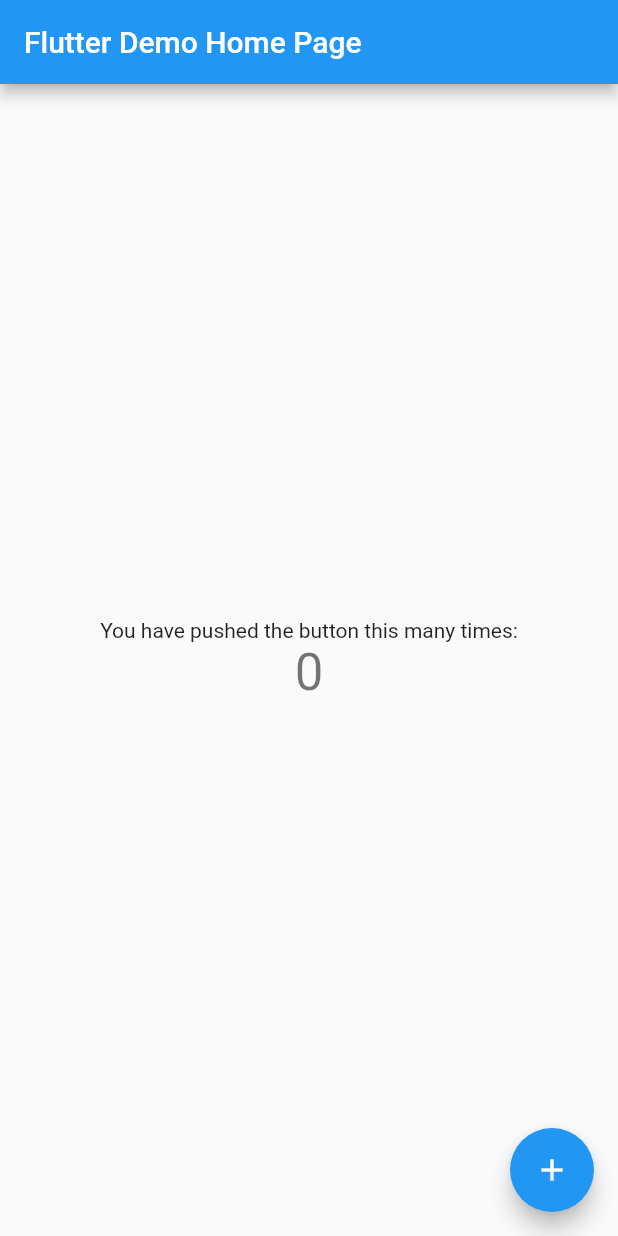
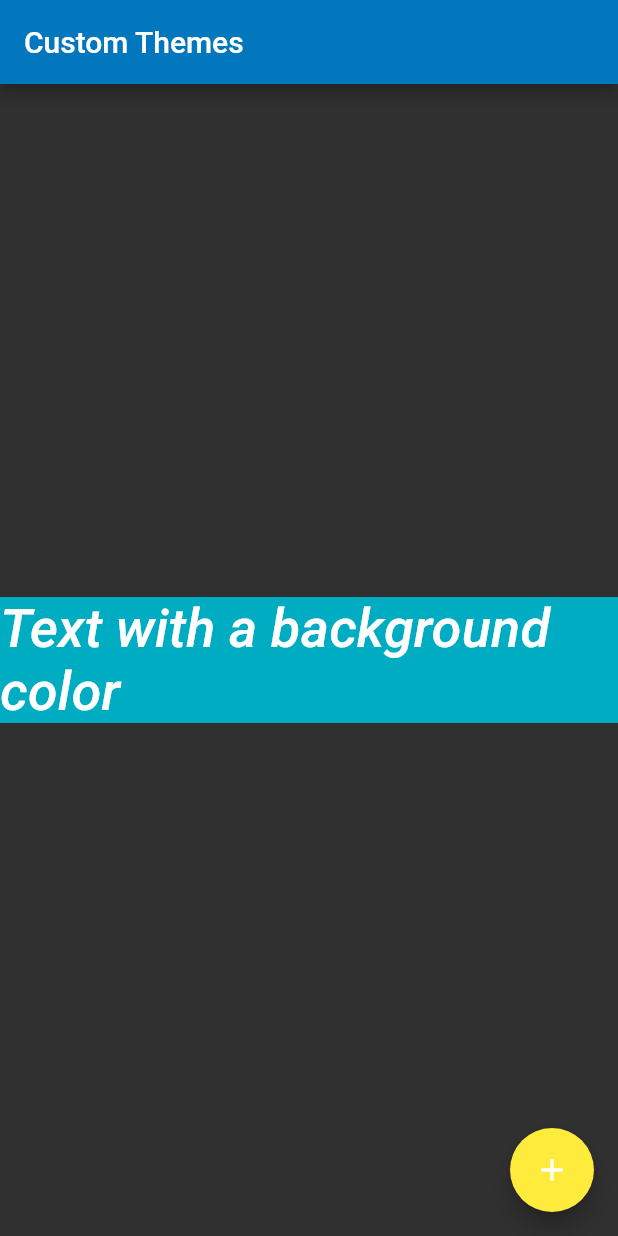
Before and after one commit to nabeshun0/use_theme_data_sample, a Flutter app: the screen it shows after launch, on a phone screen of 412 x 824 dp. Run offline on Flutter 3.47's test engine with Material 2 defaults, Android fonts, the phone set to English and light mode, and no system bars; Roboto replaces fonts that are missing (Georgia).

Commit message:
Add: using a theme

```diff
--- a/lib/main.dart
+++ b/lib/main.dart
@@ -5,40 +5,30 @@
 }
 
 class MyApp extends StatelessWidget {
-  // This widget is the root of your application.
+  final appName = 'Custom Themes';
+
   @override
   Widget build(BuildContext context) {
     return MaterialApp(
-      title: 'Flutter Demo',
+      title: appName,
       theme: ThemeData(
-        // This is the theme of your application.
-        //
-        // Try running your application with "flutter run". You'll see the
-        // application has a blue toolbar. Then, without quitting the app, try
-        // changing the primarySwatch below to Colors.green and then invoke
-        // "hot reload" (press "r" in the console where you ran "flutter run",
-        // or simply save your changes to "hot reload" in a Flutter IDE).
-        // Notice that the counter didn't reset back to zero; the application
-        // is not restarted.
-        primarySwatch: Colors.blue,
+        brightness: Brightness.dark,
+        primaryColor: Colors.lightBlue[800],
+        accentColor: Colors.cyan[600],
+        fontFamily: 'Georgia',
+        textTheme: TextTheme(
+          headline1: TextStyle(fontSize: 72.0, fontWeight: FontWeight.bold),
+          headline6: TextStyle(fontSize: 36.0, fontStyle: FontStyle.italic),
+          bodyText2: TextStyle(fontSize: 14.0, fontFamily: 'Hind'),
+        ),
       ),
-      home: MyHomePage(title: 'Flutter Demo Home Page'),
+      home: MyHomePage(title: appName),
     );
   }
 }
 
 class MyHomePage extends StatefulWidget {
   MyHomePage({Key key, this.title}) : super(key: key);
-
-  // This widget is the home page of your application. It is stateful, meaning
-  // that it has a State object (defined below) that contains fields that affect
-  // how it looks.
-
-  // This class is the configuration for the state. It holds the values (in this
-  // case the title) provided by the parent (in this case the App widget) and
-  // used by the build method of the State. Fields in a Widget subclass are
-  // always marked "final".
-
   final String title;
 
   @override
@@ -46,67 +36,30 @@
 }
 
 class _MyHomePageState extends State<MyHomePage> {
-  int _counter = 0;
-
-  void _incrementCounter() {
-    setState(() {
-      // This call to setState tells the Flutter framework that something has
-      // changed in this State, which causes it to rerun the build method below
-      // so that the display can reflect the updated values. If we changed
-      // _counter without calling setState(), then the build method would not be
-      // called again, and so nothing would appear to happen.
-      _counter++;
-    });
-  }
-
   @override
   Widget build(BuildContext context) {
-    // This method is rerun every time setState is called, for instance as done
-    // by the _incrementCounter method above.
-    //
-    // The Flutter framework has been optimized to make rerunning build methods
-    // fast, so that you can just rebuild anything that needs updating rather
-    // than having to individually change instances of widgets.
     return Scaffold(
       appBar: AppBar(
-        // Here we take the value from the MyHomePage object that was created by
-        // the App.build method, and use it to set our appbar title.
         title: Text(widget.title),
       ),
       body: Center(
-        // Center is a layout widget. It takes a single child and positions it
-        // in the middle of the parent.
-        child: Column(
-          // Column is also a layout widget. It takes a list of children and
-          // arranges them vertically. By default, it sizes itself to fit its
-          // children horizontally, and tries to be as tall as its parent.
-          //
-          // Invoke "debug painting" (press "p" in the console, choose the
-          // "Toggle Debug Paint" action from the Flutter Inspector in Android
-          // Studio, or the "Toggle Debug Paint" command in Visual Studio Code)
-          // to see the wireframe for each widget.
-          //
-          // Column has various properties to control how it sizes itself and
-          // how it positions its children. Here we use mainAxisAlignment to
-          // center the children vertically; the main axis here is the vertical
-          // axis because Columns are vertical (the cross axis would be
-          // horizontal).
-          mainAxisAlignment: MainAxisAlignment.center,
-          children: <Widget>[
-            Text(
-              'You have pushed the button this many times:',
-            ),
-            Text(
-              '$_counter',
-              style: Theme.of(context).textTheme.headline4,
-            ),
-          ],
+        child: Container(
+          color: Theme.of(context).accentColor,
+          child: Text(
+            'Text with a background color',
+            style: Theme.of(context).textTheme.headline6,
+          ),
         ),
       ),
-      floatingActionButton: FloatingActionButton(
-        onPressed: _incrementCounter,
-        tooltip: 'Increment',
-        child: Icon(Icons.add),
+      floatingActionButton: Theme(
+        data: Theme.of(context).copyWith(
+          colorScheme:
+              Theme.of(context).colorScheme.copyWith(secondary: Colors.yellow),
+        ),
+        child: FloatingActionButton(
+          onPressed: null,
+          child: Icon(Icons.add),
+        ),
       ), // This trailing comma makes auto-formatting nicer for build methods.
     );
   }
```
